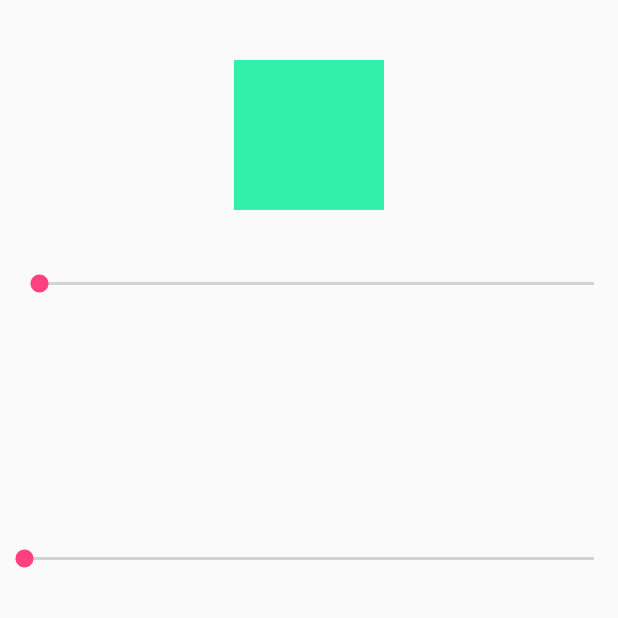
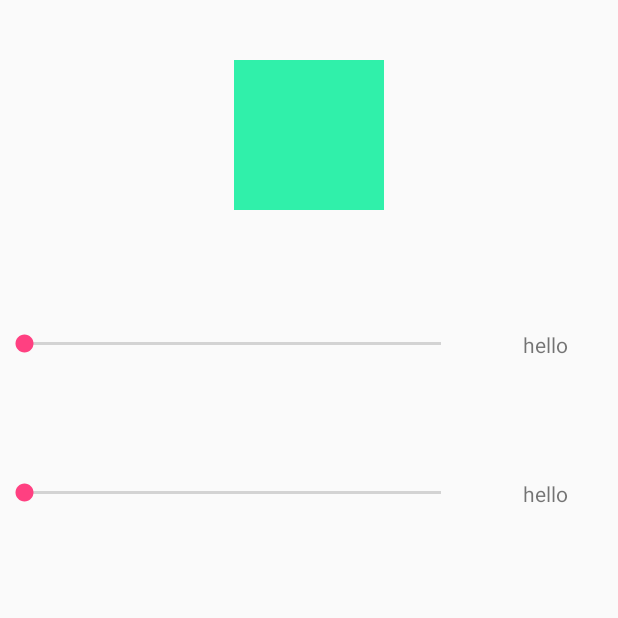
Before and after one commit to roveroc/MyAndroid, an Android app: the DeviceControlActivity screen opened directly, with no data from a screen before it, on a phone screen of 412 x 824 dp, the top half of it. Run offline under Robolectric (Android 15) with nearby library versions, the phone set to English and light mode, and no system bars; 2 statements that could not run were skipped.

Commit message:
准备练习Group界面布局

```diff
--- a/app/src/main/java/com/example/rover/grow_plant/DeviceControlActivity.java
+++ b/app/src/main/java/com/example/rover/grow_plant/DeviceControlActivity.java
@@ -8,6 +8,8 @@ import android.widget.ImageButton;
 import android.content.Intent;
 import android.widget.SeekBar;
 import android.widget.TextView;
+
+import org.w3c.dom.Text;
 
 
 /**
@@ -20,6 +22,8 @@ public class DeviceControlActivity extends Activity implements SeekBar.OnSeekBar
     private ImageButton switchBtn;
     private SeekBar     slider1;
     private SeekBar     slider2;
+    private TextView    textView1;
+    private TextView    textView2;
 
     @Override
     protected void onCreate(Bundle savedInstanceState) {
@@ -39,6 +43,9 @@ public class DeviceControlActivity extends Activity implements SeekBar.OnSeekBar
                 Log.i("switch btn","Clicked");
             }
         });
+
+        textView1 = (TextView)this.findViewById(R.id.valuelable_1);
+        textView2 = (TextView)this.findViewById(R.id.valuelable_2);
 
         slider1   = (SeekBar)this.findViewById(R.id.bar1);
         slider1.setMax(90);
@@ -76,10 +83,12 @@ public class DeviceControlActivity extends Activity implements SeekBar.OnSeekBar
         switch (seekBar.getId()){
             case R.id.bar1:{
                 Log.d("slider11  slider11", "value = :" + progress);
+                textView1.setText(progress+"%");
             }
                 break;
             case R.id.bar2:{
                 Log.d("slider22  slider22", "value = :" + progress);
+                textView2.setText(progress+"%");
             }
                 break;
             default:
--- a/app/src/main/res/layout/device_control_fragment.xml
+++ b/app/src/main/res/layout/device_control_fragment.xml
@@ -14,42 +14,66 @@
         />
 
     <LinearLayout
+        android:id="@+id/slider_layout1"
         android:orientation="horizontal"
         android:layout_width="match_parent"
         android:layout_height="wrap_content"
         android:layout_below="@id/switchBtn_device"
-        android:layout_marginTop="40dp">
+        android:layout_marginTop="80dp"
+        >
+
         <SeekBar
             android:id="@+id/bar1"
-            android:layout_width="match_parent"
+            android:layout_width="10dp"
             android:layout_height="wrap_content"
-            android:layout_gravity="center_horizontal"
-            android:layout_marginLeft="10dp"
+            android:layout_weight="9"
             />
+
 
         <TextView
             android:id="@+id/valuelable_1"
             android:layout_width="wrap_content"
             android:layout_height="wrap_content"
-            android:layout_alignLeft="@id/bar1"
-            android:layout_marginRight="10dp"
-            android:background="@color/colorAccent"
+            android:layout_marginLeft="5dp"
+            android:gravity="center"
+            android:layout_weight="2"
             android:text="hello"
             />
+
+
+
+
 
     </LinearLayout>
 
 
-
-    <SeekBar
-        android:id="@+id/bar2"
+    <LinearLayout
+        android:orientation="horizontal"
         android:layout_width="match_parent"
         android:layout_height="wrap_content"
-        android:layout_gravity="center_horizontal"
-        android:layout_marginTop="100dp"
-        android:layout_below="@id/bar1"
+        android:layout_below="@id/slider_layout1"
+        android:layout_marginTop="80dp"
+        >
 
-        />
+        <SeekBar
+            android:id="@+id/bar2"
+            android:layout_width="10dp"
+            android:layout_height="wrap_content"
+            android:layout_weight="9"
+            />
+
+        <TextView
+            android:id="@+id/valuelable_2"
+            android:layout_width="wrap_content"
+            android:layout_height="wrap_content"
+            android:layout_marginLeft="5dp"
+
+            android:layout_weight="2"
+            android:gravity="center"
+            android:text="hello"
+            />
+
+    </LinearLayout>>
 
 
 
```
